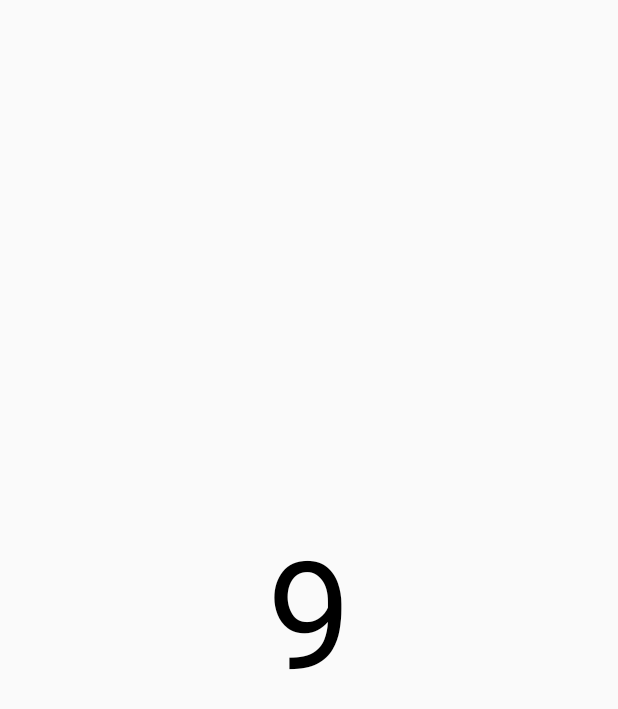
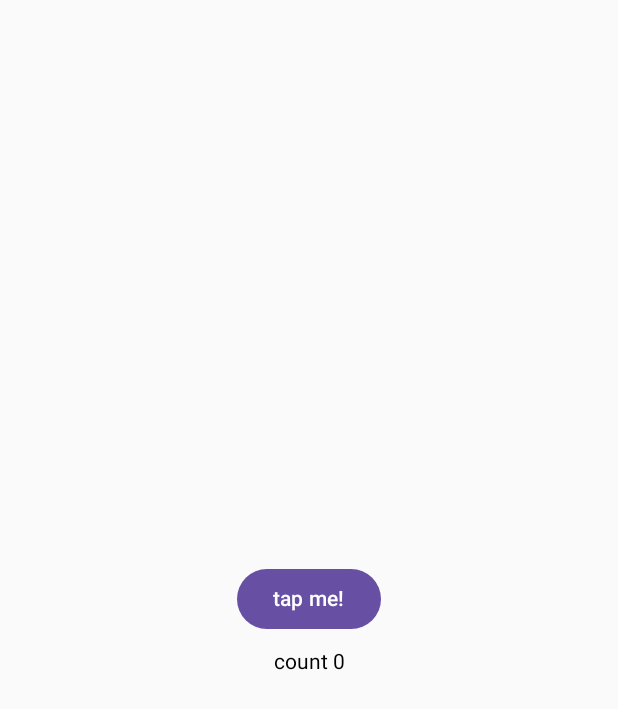
Before and after one commit to nikhilsutar123/ComposeApp, an Android app built with Jetpack Compose: the screen it shows after launch (MainActivity), on a phone screen of 412 x 824 dp. Shown: the top 709 px of the screen. Run offline under Robolectric (Android 15) with nearby library versions, the phone set to English and light mode, and no system bars; our stand-ins replace constraintlayout-compose.

Commit message:
merge code

```diff
--- a/app/src/main/java/com/example/composeapp/MainActivity.kt
+++ b/app/src/main/java/com/example/composeapp/MainActivity.kt
@@ -30,20 +30,25 @@ import androidx.compose.ui.unit.dp
 import androidx.compose.ui.unit.sp
 import kotlinx.coroutines.delay
 
+import androidx.constraintlayout.compose.ChainStyle
+import androidx.constraintlayout.compose.ConstraintLayout
+import androidx.constraintlayout.compose.ConstraintSet
+import androidx.constraintlayout.compose.Dimension
+import kotlinx.coroutines.delay
 
 class MainActivity : ComponentActivity() {
     override fun onCreate(savedInstanceState: Bundle?) {
         super.onCreate(savedInstanceState)
         setContent {
-            val value = produceStateDemo(count = 10)
-
-            Column(
-                modifier = Modifier.fillMaxSize(),
-                horizontalAlignment = Alignment.CenterHorizontally,
-                verticalArrangement = Arrangement.Center
-            ) {
-                Text(text = "${value.value}", style = TextStyle(fontSize = 100.sp))
-            }
+//            val value = produceStateDemo(count = 10)
+            WithSideEffect()
+//            Column(
+//                modifier = Modifier.fillMaxSize(),
+//                horizontalAlignment = Alignment.CenterHorizontally,
+//                verticalArrangement = Arrangement.Center
+//            ) {
+//                Text(text = "${value.value}", style = TextStyle(fontSize = 100.sp))
+//            }
         }
     }
 
@@ -79,6 +84,13 @@ class MainActivity : ComponentActivity() {
             }
             Spacer(modifier = Modifier.height(10.dp))
             Text("count ${count.intValue}")
+            var name by remember {
+                mutableStateOf("")
+            }
+            LaunchedEffect(key1 = Unit) {
+                delay(3000L)
+                name = "nikhil"
+            }
         }
     }
 
@@ -138,4 +150,5 @@ class MainActivity : ComponentActivity() {
             Text(text = "Status: $data")
         }
     }
+
 }
```
